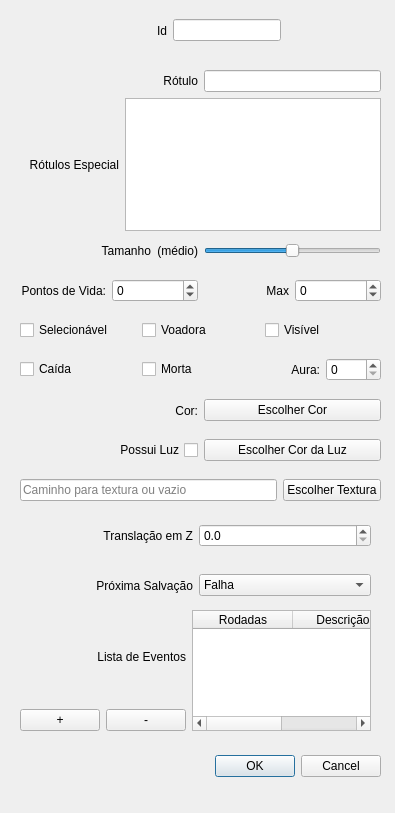
The window that ifg/qt/ui/entidade.ui (matferib/tabuleiro-virtual) describes before a commit, drawn with Qt 5.
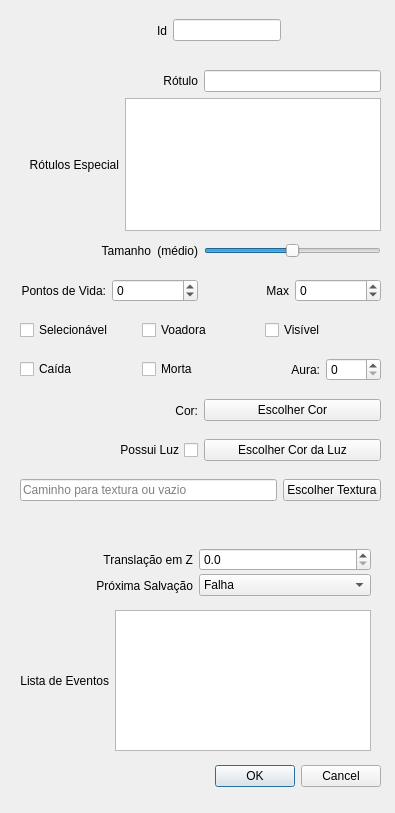
The same window after the commit.

Commit message: interface de eventos em QT

The edit to the form file:
```diff
--- a/ifg/qt/ui/entidade.ui
+++ b/ifg/qt/ui/entidade.ui
@@ -27,7 +27,7 @@
    <property name="geometry">
     <rect>
      <x>40</x>
-     <y>750</y>
+     <y>760</y>
      <width>341</width>
      <height>32</height>
     </rect>
@@ -388,7 +388,7 @@
      <x>20</x>
      <y>520</y>
      <width>351</width>
-     <height>31</height>
+     <height>80</height>
     </rect>
    </property>
    <layout class="QHBoxLayout" name="horizontalLayout_13">
@@ -534,13 +534,11 @@
      <x>20</x>
      <y>610</y>
      <width>351</width>
-     <height>121</height>
+     <height>141</height>
     </rect>
    </property>
    <layout class="QHBoxLayout" name="horizontalLayout_19">
     <item>
-     <layout class="QVBoxLayout" name="verticalLayout_2">
-      <item>
        <widget class="QLabel" name="label_11">
         <property name="sizePolicy">
          <sizepolicy hsizetype="MinimumExpanding" vsizetype="Preferred">
@@ -557,37 +555,10 @@
        </widget>
       </item>
       <item>
-       <layout class="QHBoxLayout" name="horizontalLayout_14">
-        <item>
-         <widget class="QPushButton" name="botao_adicionar_evento">
-          <property name="text">
-           <string>+</string>
-          </property>
-         </widget>
-        </item>
-        <item>
-         <widget class="QPushButton" name="botao_remover_evento">
-          <property name="text">
-           <string>-</string>
-          </property>
-         </widget>
-        </item>
-       </layout>
-      </item>
-     </layout>
-    </item>
-    <item>
-     <widget class="QTableWidget" name="tabela_eventos">
-      <column>
-       <property name="text">
-        <string>Rodadas</string>
-       </property>
-      </column>
-      <column>
-       <property name="text">
-        <string>Descrição</string>
-       </property>
-      </column>
+     <widget class="QPlainTextEdit" name="lista_eventos">
+      <property name="toolTip">
+       <string>Cada linha deve conter um evento com formato &lt;descricao:rodadas&gt; sem as &lt;&gt;.</string>
+      </property>
      </widget>
     </item>
    </layout>
```
Left out of the diff: 16 changed lines with no effect on the pictures. Lines whose indentation alone changed are shown as unchanged. The commit also changes 2 other files.
